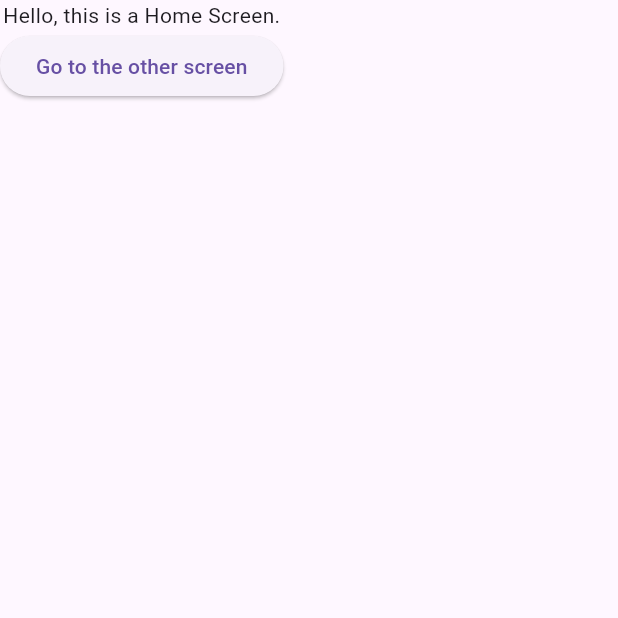
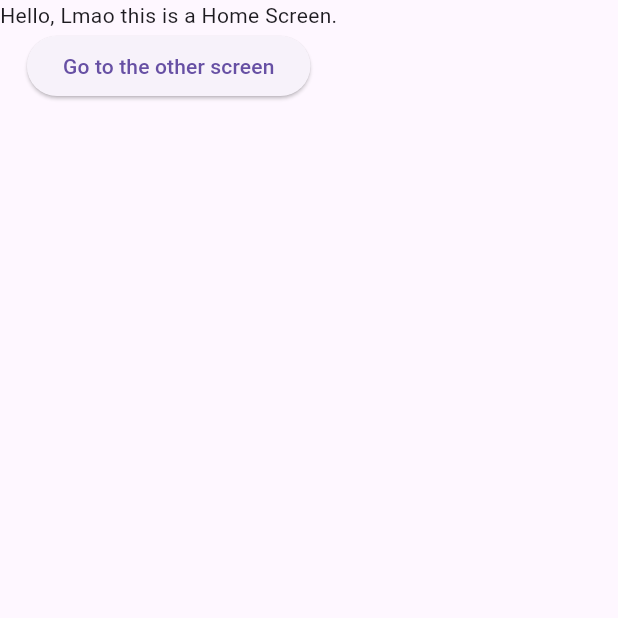
Before and after one commit to phquang98/flutter-project006, a Flutter app: the HomeScreen screen opened directly, on a phone screen of 412 x 824 dp, the top half of it. Run offline on Flutter 3.47's test engine with Material 3 defaults, Android fonts, the phone set to English and light mode, and no system bars; our stand-ins replace bloc, equatable, flutter_bloc.

Commit message:
feat: add example blocbuilder + bloclistener

```diff
--- a/lib/authn/index.dart
+++ b/lib/authn/index.dart
@@ -1,3 +1,4 @@
+// in Flutter, this is called a barrel file
 export 'bloc/authn_bloc.dart';
 export 'models/user_data.dart';
 export 'repositories/authn_repository.dart';
--- a/lib/authn/screens/home_screen.dart
+++ b/lib/authn/screens/home_screen.dart
@@ -1,4 +1,6 @@
 import 'package:flutter/material.dart';
+import 'package:flutter_bloc/flutter_bloc.dart';
+import 'package:flutter_project006/authn/bloc/authn_bloc.dart';
 
 class HomeScreen extends StatefulWidget {
   const HomeScreen({super.key});
@@ -17,9 +19,20 @@ class _HomeScreenState extends State<HomeScreen> {
   @override
   Widget build(BuildContext context) {
     return Scaffold(
-      body: Column(
+      body: BlocBuilder<AuthnBloc, AuthnState>(
+        builder: (context, state) {
+          switch (state.loginStatus) {
+            case LoginStatus.initial:
+              return const Center(child: CircularProgressIndicator());
+            case LoginStatus.failure:
+              return const Center(child: Text('Fake login failed!'));
+            case LoginStatus.success:
+              // simple conditional rendering
+              if (state.userData.username == 'Lmao') {
+                return Column(
                   children: [
-          const Text('Hello, this is a Home Screen.'),
+                    Text(
+                        'Hello, ${state.userData.username} this is a Home Screen.'),
                     ElevatedButton(
                       child: const Text('Go to the other screen'),
                       onPressed: () {
@@ -27,6 +40,11 @@ class _HomeScreenState extends State<HomeScreen> {
                       },
                     )
                   ],
+                );
+              }
+              return const Center(child: Text('Condition not met'));
+          }
+        },
       ),
     );
   }
```
Also changed, not shown: lib/authn/screens/widgets/login_form.dart (+19 -0 lines). Lines whose indentation alone changed are shown as unchanged.
